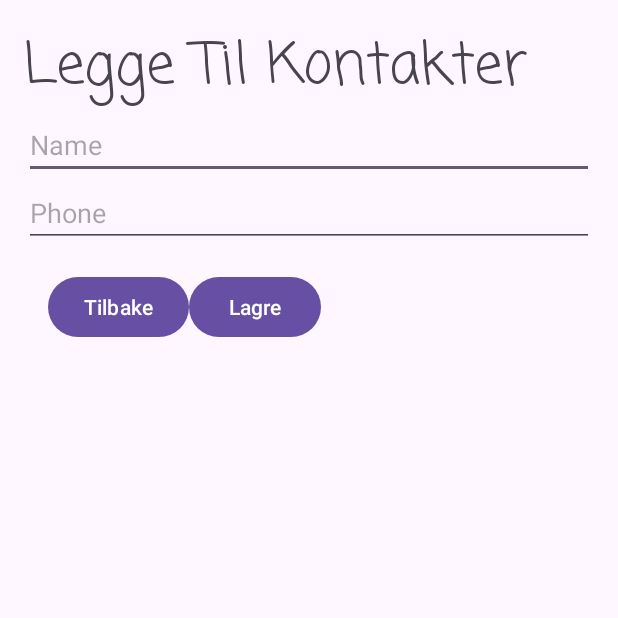
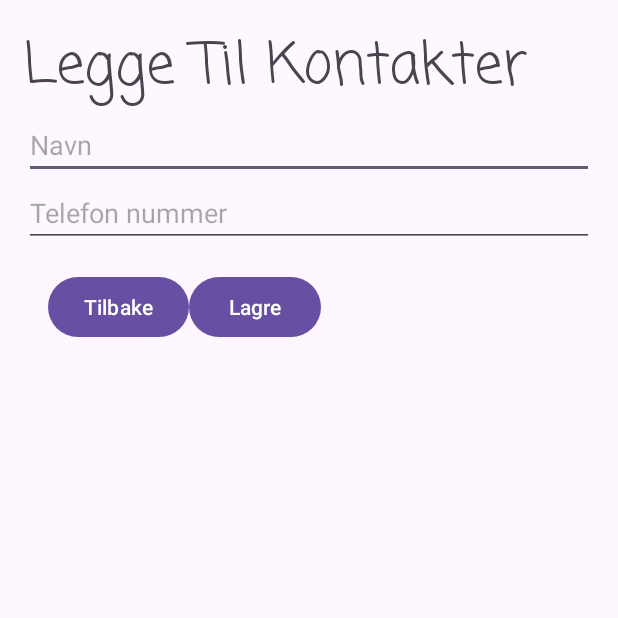
Before and after one commit to s336154/s336154_mappe2_mobile, an Android app: the AddContactActivity screen opened directly, with no data from a screen before it, on a phone screen of 412 x 824 dp, the top half of it. Run offline under Robolectric (Android 15) with nearby library versions, the phone set to English and light mode, and no system bars.

Commit message:
Database in progress. Contact ID is extracted from ContactActivity to MeetingActivity.

```diff
--- a/app/src/main/java/com/example/s336154_mappe2/ContactActivity.java
+++ b/app/src/main/java/com/example/s336154_mappe2/ContactActivity.java
@@ -94,6 +94,9 @@ public class ContactActivity extends AppCompatActivity {
                         "  ID is: " + String.valueOf(selectedItem.getId()));
 
                 String nameDeleted = selectedItem.getName();
+                long contactId = selectedItem.getId();
+
+                Log.d("contactId", "ID is: " + String.valueOf(contactId));
 
                 deleteContactButton.setOnClickListener(new View.OnClickListener() {
                     @Override
@@ -114,7 +117,6 @@ public class ContactActivity extends AppCompatActivity {
                                 })
                                 .setNegativeButton("Avbryt", new DialogInterface.OnClickListener() {
                                     public void onClick(DialogInterface dialog, int id) {
-                                        // User clicked "Cancel," do nothing
                                         return;
                                     }
                                 });
@@ -126,6 +128,7 @@ public class ContactActivity extends AppCompatActivity {
                 addContactMeeting.setOnClickListener(new View.OnClickListener() {
                     @Override
                     public void onClick(View v) {
+                        addContactMeetingIntent.putExtra("contactId", contactId);
                         startActivity(addContactMeetingIntent);
                     }
                 });
--- a/app/src/main/res/layout/add_contact.xml
+++ b/app/src/main/res/layout/add_contact.xml
@@ -21,14 +21,14 @@
         android:id="@+id/editContactName"
         android:layout_width="match_parent"
         android:layout_height="wrap_content"
-        android:hint="Name"
+        android:hint="Navn"
         />
 
     <EditText
         android:id="@+id/editContactPhone"
         android:layout_width="match_parent"
         android:layout_height="wrap_content"
-        android:hint="Phone"
+        android:hint="Telefon nummer"
         />
 
 
```
Also changed, not shown: app/src/main/java/com/example/s336154_mappe2/MeetingActivity.java (+33 -0 lines).
